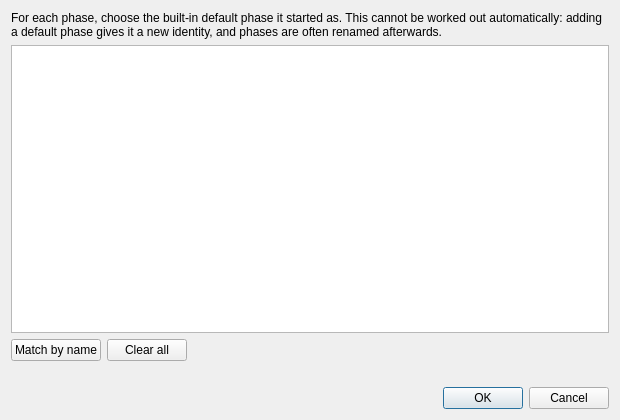
Above: src/mudlab/ui/default_phases.ui from Parthasarathi-Ghosh/MudLab2 before the change. Below: the same form after it.
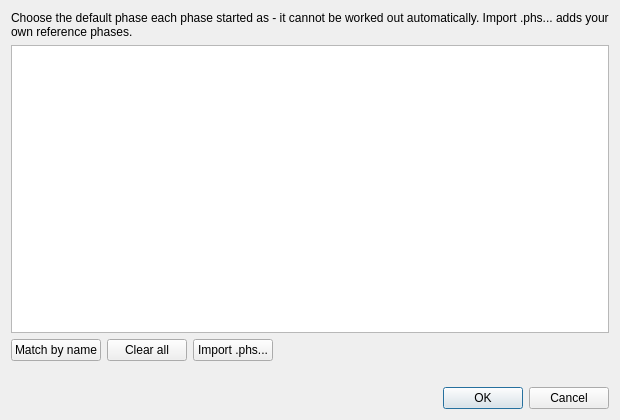
That is the form after the change.

Commit message: Custom default phases: import, capture at entry, and Set as baseline

```diff
--- a/src/mudlab/ui/default_phases.ui
+++ b/src/mudlab/ui/default_phases.ui
@@ -26,7 +26,7 @@
    <item>
     <widget class="QLabel" name="lblIntro">
      <property name="text">
-      <string>For each phase, choose the built-in default phase it started as. This cannot be worked out automatically: adding a default phase gives it a new identity, and phases are often renamed afterwards.</string>
+      <string>Choose the default phase each phase started as - it cannot be worked out automatically. Import .phs... adds your own reference phases.</string>
      </property>
      <property name="wordWrap">
       <bool>true</bool>
@@ -62,6 +62,16 @@
        </property>
       </widget>
      </item>
+     <item>
+      <widget class="QPushButton" name="button_import">
+       <property name="text">
+        <string>Import .phs...</string>
+       </property>
+       <property name="toolTip">
+        <string>Import your own reference phase from a .phs file, so it can be chosen as a default. It is saved with the project, and does NOT become a phase of the model.</string>
+       </property>
+      </widget>
+     </item>
      <item>
       <spacer name="actionSpacer">
        <property name="orientation">
```
The commit also changes 12 other files.
